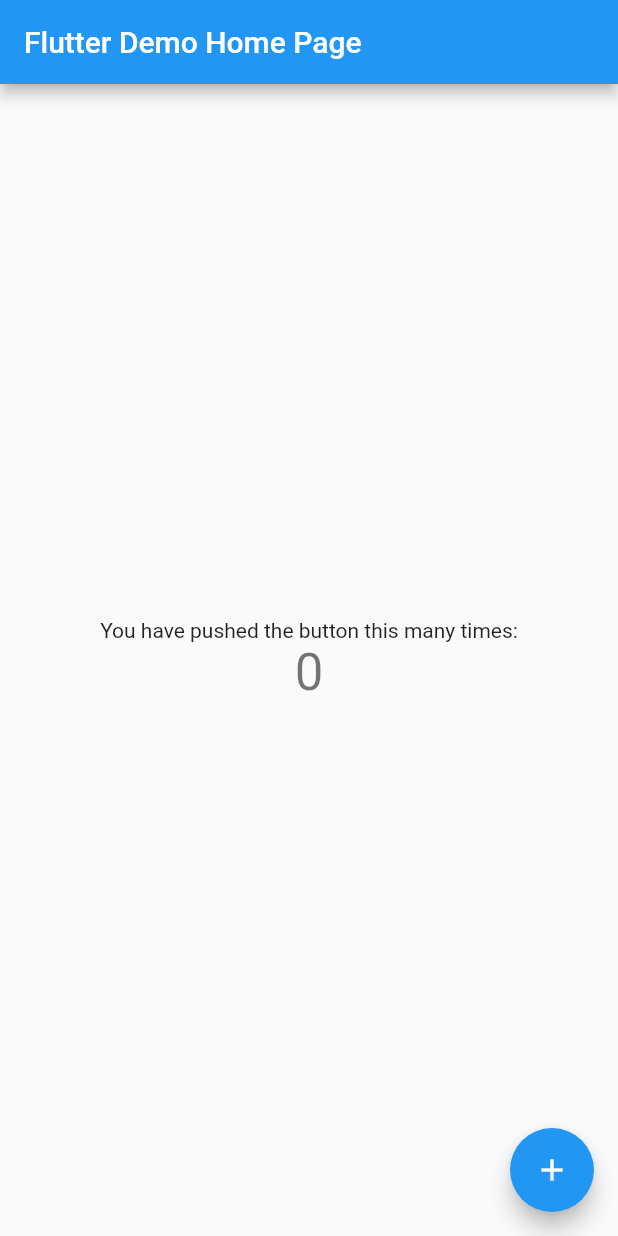
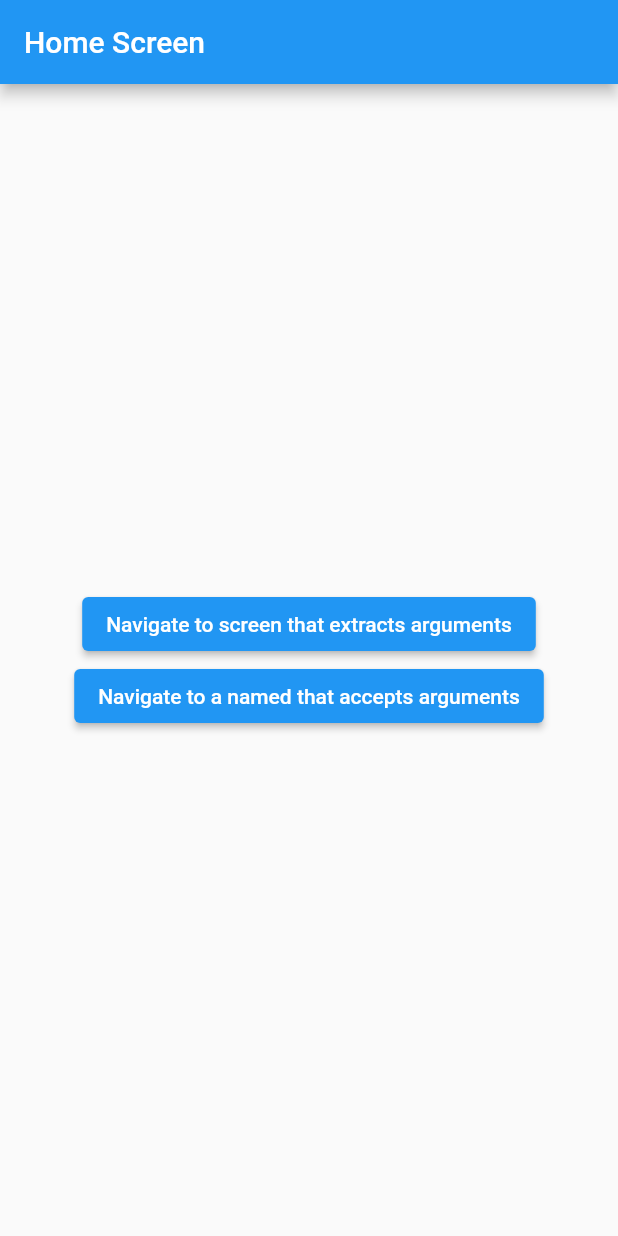
Before and after one commit to dikamantab/flutter_navigation, a Flutter app: the screen it shows after launch, on a phone screen of 412 x 824 dp. Run offline on Flutter 3.47's test engine with Material 2 defaults, Android fonts, the phone set to English and light mode, and no system bars.

Commit message:
with_arguments

```diff
--- a/lib/main.dart
+++ b/lib/main.dart
@@ -1,115 +1,180 @@
 import 'package:flutter/material.dart';
 
-void main() {
-  runApp(const MyApp());
-}
+void main() => runApp(const MyApp());
 
 class MyApp extends StatelessWidget {
   const MyApp({Key? key}) : super(key: key);
 
-  // This widget is the root of your application.
   @override
   Widget build(BuildContext context) {
     return MaterialApp(
-      title: 'Flutter Demo',
-      theme: ThemeData(
-        // This is the theme of your application.
-        //
-        // Try running your application with "flutter run". You'll see the
-        // application has a blue toolbar. Then, without quitting the app, try
-        // changing the primarySwatch below to Colors.green and then invoke
-        // "hot reload" (press "r" in the console where you ran "flutter run",
-        // or simply save your changes to "hot reload" in a Flutter IDE).
-        // Notice that the counter didn't reset back to zero; the application
-        // is not restarted.
-        primarySwatch: Colors.blue,
-      ),
-      home: const MyHomePage(title: 'Flutter Demo Home Page'),
+      routes: {
+        ExtractArgumentsScreen.routeName: (context) =>
+            const ExtractArgumentsScreen(),
+      },
+      // Provide a function to handle named routes.
+      // Use this function to identify the named
+      // route being pushed, and create the correct
+      // Screen.
+      onGenerateRoute: (settings) {
+        // If you push the PassArguments route
+        if (settings.name == PassArgumentsScreen.routeName) {
+          // Cast the arguments to the correct
+          // type: ScreenArguments.
+          final args = settings.arguments as ScreenArguments;
+
+          // Then, extract the required data from
+          // the arguments and pass the data to the
+          // correct screen.
+          return MaterialPageRoute(
+            builder: (context) {
+              return PassArgumentsScreen(
+                title: args.title,
+                message: args.message,
+              );
+            },
+          );
+        }
+        // The code only supports
+        // PassArgumentsScreen.routeName right now.
+        // Other values need to be implemented if we
+        // add them. The assertion here will help remind
+        // us of that higher up in the call stack, since
+        // this assertion would otherwise fire somewhere
+        // in the framework.
+        assert(false, 'Need to implement ${settings.name}');
+        return null;
+      },
+      title: 'Navigation with Arguments',
+      home: const HomeScreen(),
     );
   }
 }
 
-class MyHomePage extends StatefulWidget {
-  const MyHomePage({Key? key, required this.title}) : super(key: key);
-
-  // This widget is the home page of your application. It is stateful, meaning
-  // that it has a State object (defined below) that contains fields that affect
-  // how it looks.
-
-  // This class is the configuration for the state. It holds the values (in this
-  // case the title) provided by the parent (in this case the App widget) and
-  // used by the build method of the State. Fields in a Widget subclass are
-  // always marked "final".
-
-  final String title;
-
-  @override
-  State<MyHomePage> createState() => _MyHomePageState();
-}
-
-class _MyHomePageState extends State<MyHomePage> {
-  int _counter = 0;
-
-  void _incrementCounter() {
-    setState(() {
-      // This call to setState tells the Flutter framework that something has
-      // changed in this State, which causes it to rerun the build method below
-      // so that the display can reflect the updated values. If we changed
-      // _counter without calling setState(), then the build method would not be
-      // called again, and so nothing would appear to happen.
-      _counter++;
-    });
-  }
+class HomeScreen extends StatelessWidget {
+  const HomeScreen({Key? key}) : super(key: key);
 
   @override
   Widget build(BuildContext context) {
-    // This method is rerun every time setState is called, for instance as done
-    // by the _incrementCounter method above.
-    //
-    // The Flutter framework has been optimized to make rerunning build methods
-    // fast, so that you can just rebuild anything that needs updating rather
-    // than having to individually change instances of widgets.
     return Scaffold(
       appBar: AppBar(
-        // Here we take the value from the MyHomePage object that was created by
-        // the App.build method, and use it to set our appbar title.
-        title: Text(widget.title),
+        title: const Text('Home Screen'),
       ),
       body: Center(
-        // Center is a layout widget. It takes a single child and positions it
-        // in the middle of the parent.
         child: Column(
-          // Column is also a layout widget. It takes a list of children and
-          // arranges them vertically. By default, it sizes itself to fit its
-          // children horizontally, and tries to be as tall as its parent.
-          //
-          // Invoke "debug painting" (press "p" in the console, choose the
-          // "Toggle Debug Paint" action from the Flutter Inspector in Android
-          // Studio, or the "Toggle Debug Paint" command in Visual Studio Code)
-          // to see the wireframe for each widget.
-          //
-          // Column has various properties to control how it sizes itself and
-          // how it positions its children. Here we use mainAxisAlignment to
-          // center the children vertically; the main axis here is the vertical
-          // axis because Columns are vertical (the cross axis would be
-          // horizontal).
           mainAxisAlignment: MainAxisAlignment.center,
-          children: <Widget>[
-            const Text(
-              'You have pushed the button this many times:',
+          children: [
+            // A button that navigates to a named route.
+            // The named route extracts the arguments
+            // by itself.
+            ElevatedButton(
+              onPressed: () {
+                // When the user taps the button,
+                // navigate to a named route and
+                // provide the arguments as an optional
+                // parameter.
+                Navigator.pushNamed(
+                  context,
+                  ExtractArgumentsScreen.routeName,
+                  arguments: ScreenArguments(
+                    'Extract Arguments Screen',
+                    'This message is extracted in the build method.',
+                  ),
+                );
+              },
+              child: const Text('Navigate to screen that extracts arguments'),
             ),
-            Text(
-              '$_counter',
-              style: Theme.of(context).textTheme.headline4,
+            // A button that navigates to a named route.
+            // For this route, extract the arguments in
+            // the onGenerateRoute function and pass them
+            // to the screen.
+            ElevatedButton(
+              onPressed: () {
+                // When the user taps the button, navigate
+                // to a named route and provide the arguments
+                // as an optional parameter.
+                Navigator.pushNamed(
+                  context,
+                  PassArgumentsScreen.routeName,
+                  arguments: ScreenArguments(
+                    'Accept Arguments Screen',
+                    'This message is extracted in the onGenerateRoute '
+                        'function.',
+                  ),
+                );
+              },
+              child: const Text('Navigate to a named that accepts arguments'),
             ),
           ],
         ),
       ),
-      floatingActionButton: FloatingActionButton(
-        onPressed: _incrementCounter,
-        tooltip: 'Increment',
-        child: const Icon(Icons.add),
-      ), // This trailing comma makes auto-formatting nicer for build methods.
     );
   }
 }
+
+// A Widget that extracts the necessary arguments from
+// the ModalRoute.
+class ExtractArgumentsScreen extends StatelessWidget {
+  const ExtractArgumentsScreen({Key? key}) : super(key: key);
+
+  static const routeName = '/extractArguments';
+
+  @override
+  Widget build(BuildContext context) {
+    // Extract the arguments from the current ModalRoute
+    // settings and cast them as ScreenArguments.
+    final args = ModalRoute.of(context)!.settings.arguments as ScreenArguments;
+
+    return Scaffold(
+      appBar: AppBar(
+        title: Text(args.title),
+      ),
+      body: Center(
+        child: Text(args.message),
+      ),
+    );
+  }
+}
+
+// A Widget that accepts the necessary arguments via the
+// constructor.
+class PassArgumentsScreen extends StatelessWidget {
+  static const routeName = '/passArguments';
+
+  final String title;
+  final String message;
+
+  // This Widget accepts the arguments as constructor
+  // parameters. It does not extract the arguments from
+  // the ModalRoute.
+  //
+  // The arguments are extracted by the onGenerateRoute
+  // function provided to the MaterialApp widget.
+  const PassArgumentsScreen({
+    Key? key,
+    required this.title,
+    required this.message,
+  }) : super(key: key);
+
+  @override
+  Widget build(BuildContext context) {
+    return Scaffold(
+      appBar: AppBar(
+        title: Text(title),
+      ),
+      body: Center(
+        child: Text(message),
+      ),
+    );
+  }
+}
+
+// You can pass any object to the arguments parameter.
+// In this example, create a class that contains both
+// a customizable title and message.
+class ScreenArguments {
+  final String title;
+  final String message;
+
+  ScreenArguments(this.title, this.message);
+}
```
